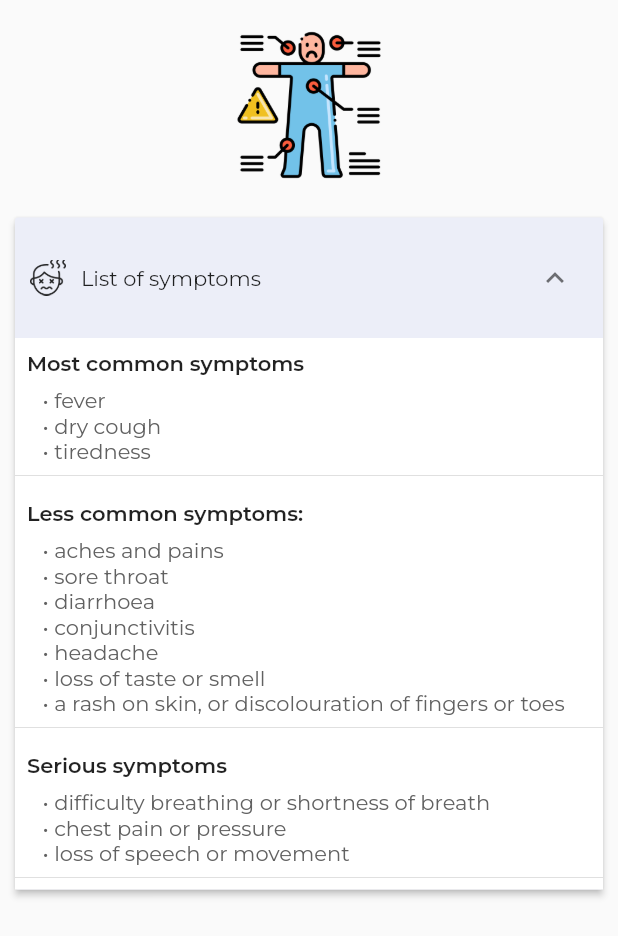
After one commit to gauravmehta13/GoFlexe-Crisis, a Flutter app: the Testing screen opened directly, on a phone screen of 412 x 824 dp. The commit adds this screen. Shown: the top 936 px of the screen. Run offline on Flutter 3.47's test engine with Material 2 defaults, Android fonts, the phone set to English and light mode, and no system bars; our stand-ins replace auto_size_text, delayed_display, dio, dotted_line, dropdown_search, firebase_analytics and 17 more; missing offline and left inert: dynamic_widget, flutter_dropdown, flutter_sparkline, number_display; accounts and stored records are empty; network calls fail.

Commit message:
Added Testing Symptoms

```diff
--- a/lib/HomePage/Awareness.dart
+++ b/lib/HomePage/Home treatment.dart
@@ -2,12 +2,12 @@ import 'package:crisis/Widgets/Loading.dart';
 import 'package:flutter/material.dart';
 import 'package:native_pdf_view/native_pdf_view.dart';
 
-class Awareness extends StatefulWidget {
+class HomeTreatment extends StatefulWidget {
   @override
-  _AwarenessState createState() => _AwarenessState();
+  _HomeTreatmentState createState() => _HomeTreatmentState();
 }
 
-class _AwarenessState extends State<Awareness> {
+class _HomeTreatmentState extends State<HomeTreatment> {
   static final int _initialPage = 2;
   int _actualPageNumber = _initialPage, _allPagesCount = 0;
   bool isSampleDoc = true;
--- /dev/null
+++ b/lib/HomePage/Testing.dart
@@ -0,0 +1,139 @@
+import 'dart:async';
+
+import 'package:crisis/HomePage/symptoms.dart';
+import 'package:flutter/material.dart';
+
+class Testing extends StatefulWidget {
+  @override
+  _TestingState createState() => _TestingState();
+}
+
+class _TestingState extends State<Testing> {
+  int _activeMeterIndex = 0;
+  Timer _timer;
+
+  List<Symptoms> symptoms;
+  bool expanded = false;
+
+  void initState() {
+    super.initState();
+    if (_activeMeterIndex == 0) {
+      load();
+    }
+
+    symptoms = Symptoms.getSymptoms();
+  }
+
+  load() {
+    _timer = Timer(Duration(seconds: 2), () {
+      setState(() {
+        _activeMeterIndex = 2;
+      });
+    });
+  }
+
+  @override
+  Widget build(BuildContext context) {
+    return Scaffold(
+      body: SingleChildScrollView(
+        child: Container(
+          child: Column(
+            children: [
+              SizedBox(
+                height: 20,
+              ),
+              Center(
+                child: SizedBox(
+                    height: 100, child: Image.asset("assets/symptoms.png")),
+              ),
+              SizedBox(
+                height: 20,
+              ),
+              Padding(
+                padding:
+                    const EdgeInsets.symmetric(horizontal: 10, vertical: 5),
+                child: ExpansionPanelList(
+                    dividerColor: Colors.amber,
+                    expansionCallback: (int index, bool status) {
+                      setState(() {
+                        _activeMeterIndex = _activeMeterIndex == 0 ? null : 0;
+                      });
+                    },
+                    children: [
+                      ExpansionPanel(
+                        backgroundColor: Color(0xFFeceef8),
+                        isExpanded: _activeMeterIndex == 0,
+                        headerBuilder:
+                            (BuildContext context, bool isExpanded) => Row(
+                          children: [
+                            SizedBox(
+                              width: 10,
+                            ),
+                            ImageIcon(
+                              AssetImage("assets/fever.png"),
+                            ),
+                            SizedBox(
+                              width: 10,
+                            ),
+                            Text("List of symptoms"),
+                          ],
+                        ),
+                        canTapOnHeader: true,
+                        body: IgnorePointer(
+                          child: Container(
+                              color: Colors.white,
+                              child: Column(
+                                  crossAxisAlignment: CrossAxisAlignment.start,
+                                  children: [
+                                    Container(
+                                        child: ListView.builder(
+                                      shrinkWrap: true,
+                                      itemCount: symptoms.length,
+                                      itemBuilder: (context, i) {
+                                        return Container(
+                                          child: Column(
+                                            crossAxisAlignment:
+                                                CrossAxisAlignment.start,
+                                            children: [
+                                              Padding(
+                                                padding:
+                                                    const EdgeInsets.all(8.0),
+                                                child: Text(symptoms[i].heading,
+                                                    style: TextStyle(
+                                                      fontSize: 14,
+                                                      fontWeight:
+                                                          FontWeight.w600,
+                                                    )),
+                                              ),
+                                              Container(
+                                                  child: ListView.builder(
+                                                shrinkWrap: true,
+                                                itemCount:
+                                                    symptoms[i].symptoms.length,
+                                                itemBuilder: (context, j) {
+                                                  return Text(
+                                                    "     • ${symptoms[i].symptoms[j]}",
+                                                    style: TextStyle(
+                                                        color:
+                                                            Colors.grey[700]),
+                                                  );
+                                                },
+                                              )),
+                                              Divider(),
+                                            ],
+                                          ),
+                                        );
+                                      },
+                                    ))
+                                  ])),
+                        ),
+                      )
+                    ]),
+              )
+            ],
+          ),
+        ),
+      ),
+    );
+  }
+}
--- a/lib/HomePage/Vaccination.dart
+++ b/lib/HomePage/Vaccination.dart
@@ -23,7 +23,7 @@ class _VaccinationState extends State<Vaccination> {
                 onPrimary: Colors.white, // foreground
               ),
               onPressed: () async {
-                await launch("https://www.cowin.gov.in/home");
+                await launch("https://selfregistration.cowin.gov.in/");
               },
               child: Text(
                 "Get Vaccinated",
--- /dev/null
+++ b/lib/HomePage/symptoms.dart
@@ -0,0 +1,27 @@
+class Symptoms {
+  String heading;
+  List<String> symptoms;
+
+  Symptoms({this.heading, this.symptoms});
+  static List<Symptoms> getSymptoms() {
+    return <Symptoms>[
+      Symptoms(
+          heading: "Most common symptoms",
+          symptoms: ["fever", "dry cough", "tiredness"]),
+      Symptoms(heading: "Less common symptoms:", symptoms: [
+        "aches and pains",
+        "sore throat",
+        "diarrhoea",
+        "conjunctivitis",
+        "headache",
+        "loss of taste or smell",
+        "a rash on skin, or discolouration of fingers or toes"
+      ]),
+      Symptoms(heading: "Serious symptoms", symptoms: [
+        "difficulty breathing or shortness of breath",
+        "chest pain or pressure",
+        "loss of speech or movement"
+      ]),
+    ];
+  }
+}
--- a/lib/Order/indian_states.dart
+++ b/lib/Order/indian_states.dart
@@ -117,9 +117,9 @@ class _IndianStatesState extends State<IndianStates>
                             totalData1['statewise'][index + 1]['recovered']),
                         deltaRecovered: addSeperator(totalData1['statewise']
                             [index + 1]['deltarecovered']),
-                        decreased: addSeperator(
+                        deceased: addSeperator(
                             totalData1['statewise'][index + 1]['deaths']),
-                        deltaDecreased: addSeperator(
+                        deltaDeceased: addSeperator(
                             totalData1['statewise'][index + 1]['deltadeaths']),
                         data: _generateConfirmedData(index + 1),
                       ),
```
Also changed, not shown: lib/Drawer.dart (+16 -16 lines), lib/HomePage/TabBar.dart (+7 -14 lines), lib/Order/Service Provider List.dart (+119 -91 lines), lib/Widgets/states_card.dart (+6 -6 lines), assets/anxiety.png (added), assets/fever.png (added), assets/symptoms (1).png (added), assets/symptoms (2).png (added), assets/symptoms.png (added).
